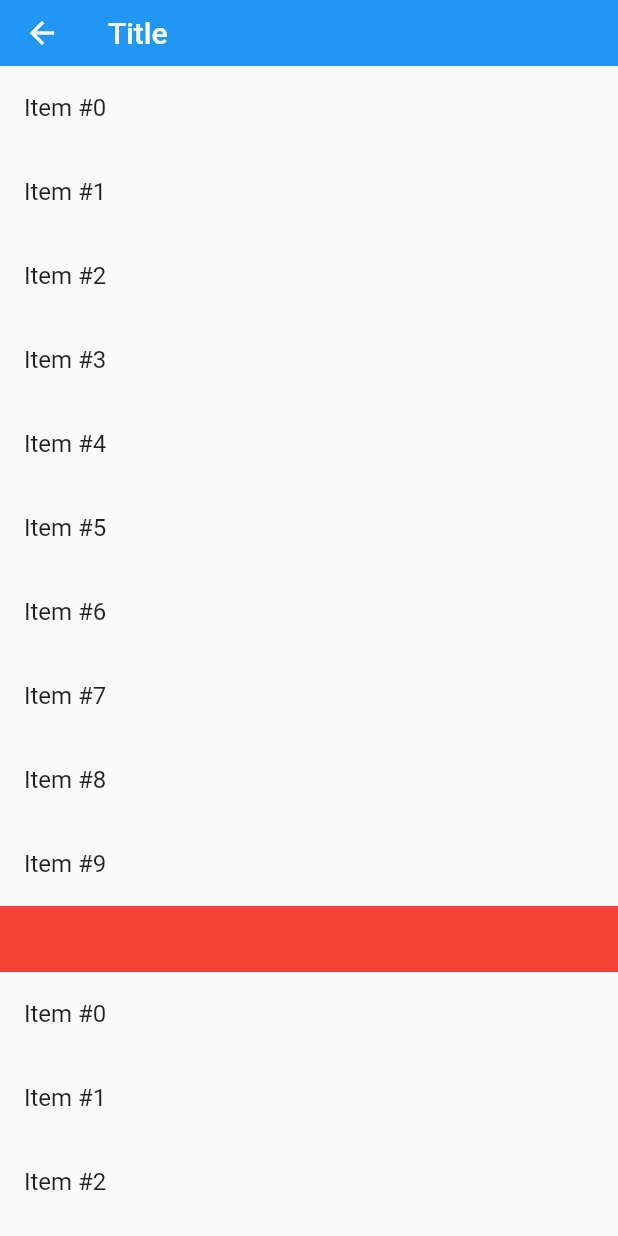
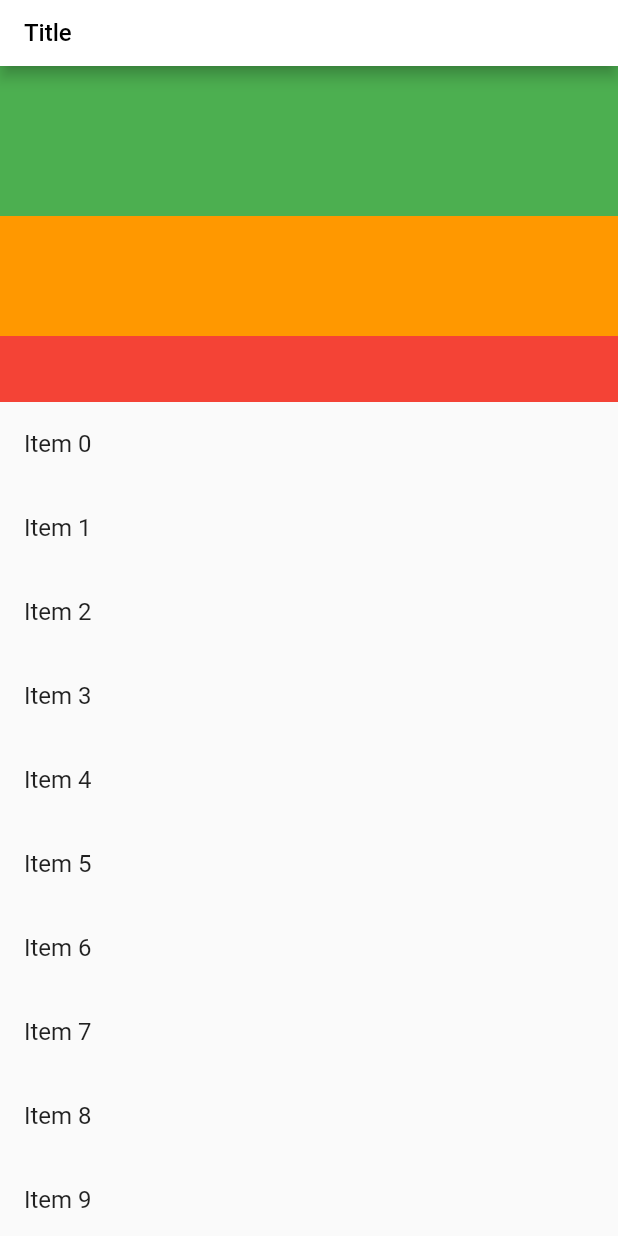
Before and after one commit to mangonob/flutter_demo, a Flutter app: the SliverExample screen opened directly, on a phone screen of 412 x 824 dp. Run offline on Flutter 3.47's test engine with Material 2 defaults, Android fonts, the phone set to English and light mode, and no system bars; our stand-ins replace charts_flutter, extended_nested_scroll_view, flutter_easyloading, tuple.

Commit message:
WIP: Sliver

```diff
--- a/lib/main.dart
+++ b/lib/main.dart
@@ -1,8 +1,8 @@
 import 'package:charts_flutter/flutter.dart';
 import 'package:flutter/material.dart';
-import 'package:flutter_demo/my_charts_example.dart';
 import 'package:flutter_demo/only_text.dart';
 import 'package:flutter_demo/routes/routes.dart';
+import 'package:flutter_demo/sliver_example.dart';
 import 'package:flutter_easyloading/flutter_easyloading.dart';
 
 void main() {
@@ -16,7 +16,7 @@ void main() {
         Routes.third: (_) => OnlyText(text: "third"),
       },
       title: "My app",
-      home: MyChartsExample(),
+      home: SliverExample(),
       builder: EasyLoading.init(),
     ),
   );
--- a/lib/sliver_example.dart
+++ b/lib/sliver_example.dart
@@ -1,51 +1,79 @@
+import 'package:extended_nested_scroll_view/extended_nested_scroll_view.dart';
 import 'package:flutter/material.dart';
 
-class SliverExample extends StatelessWidget {
+class SliverExample extends StatefulWidget {
+  @override
+  _SliverExampleState createState() => _SliverExampleState();
+}
+
+class _SliverExampleState extends State<SliverExample>
+    with TickerProviderStateMixin {
+  late TabController _tabController;
+
+  @override
+  void initState() {
+    super.initState();
+    _tabController = TabController(length: 3, vsync: this);
+  }
+
   @override
   Widget build(BuildContext context) {
     return Scaffold(
+      appBar: AppBar(
+        toolbarHeight: 44,
+        backgroundColor: Colors.white,
+        title: Text(
+          "Title",
+          style: TextStyle(
+            color: Colors.black,
+            fontSize: 16,
+          ),
+        ),
+      ),
       // No appbar provided to the Scaffold, only a body with a
       // CustomScrollView.
-      body: CustomScrollView(
-        slivers: <Widget>[
-          SliverAppBar(
-            floating: true,
-            pinned: true,
-            title: Text("Title"),
-            toolbarHeight: 44,
-          ),
-          SliverList(
-            // Use a delegate to build items as they're scrolled on screen.
-            delegate: SliverChildBuilderDelegate(
-              // The builder function returns a ListTile with a title that
-              // displays the index of the current item.
-              (context, index) => ListTile(
-                onTap: () {},
-                title: Text('Item #$index'),
+      body: ExtendedNestedScrollView(
+        physics: AlwaysScrollableScrollPhysics(),
+        onlyOneScrollInBody: true,
+        headerSliverBuilder: (ctx, _) {
+          return [
+            SliverToBoxAdapter(
+              child: Container(
+                height: 100,
+                color: Colors.green,
               ),
-              // Builds 1000 ListTiles
-              childCount: 10,
             ),
-          ),
-          SliverPersistentHeader(
-            delegate: MyHeader(),
-            pinned: true,
-          ),
-          SliverList(
-            // Use a delegate to build items as they're scrolled on screen.
-            delegate: SliverChildBuilderDelegate(
-              // The builder function returns a ListTile with a title that
-              // displays the index of the current item.
-              (context, index) => ListTile(
-                onTap: () {},
-                title: Text('Item #$index'),
+            SliverToBoxAdapter(
+              child: Container(
+                height: 80,
+                color: Colors.orange,
               ),
-              // Builds 1000 ListTiles
-              childCount: 42,
             ),
-          ),
-        ],
+            SliverPersistentHeader(
+              delegate: MyHeader(),
+              pinned: true,
+            ),
+          ];
+        },
+        body: TabBarView(
+          controller: _tabController,
+          children: [
+            _SomeListView(),
+            _SomeListView(),
+            _SomeListView(),
+          ],
+        ),
       ),
+    );
+  }
+}
+
+class _SomeListView extends StatelessWidget {
+  @override
+  Widget build(BuildContext context) {
+    return ListView(
+      children:
+          List.generate(40, (index) => ListTile(title: Text("Item $index"))),
     );
   }
 }
--- a/pubspec.yaml
+++ b/pubspec.yaml
@@ -33,6 +33,7 @@ dependencies:
   app_popup_menu: ^1.0.0
   quiver: ^3.0.1
   tuple: ^2.0.0
+  extended_nested_scroll_view: ^4.0.0
 
 dev_dependencies:
   flutter_test:
```
Also changed, not shown: pubspec.lock.
